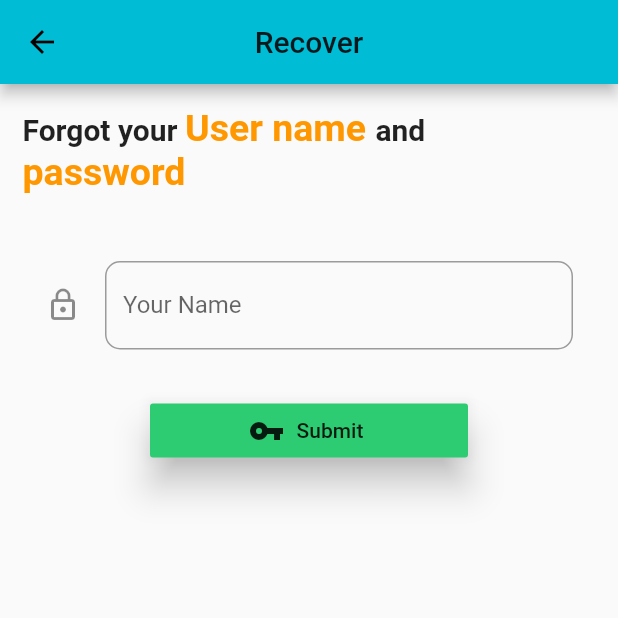
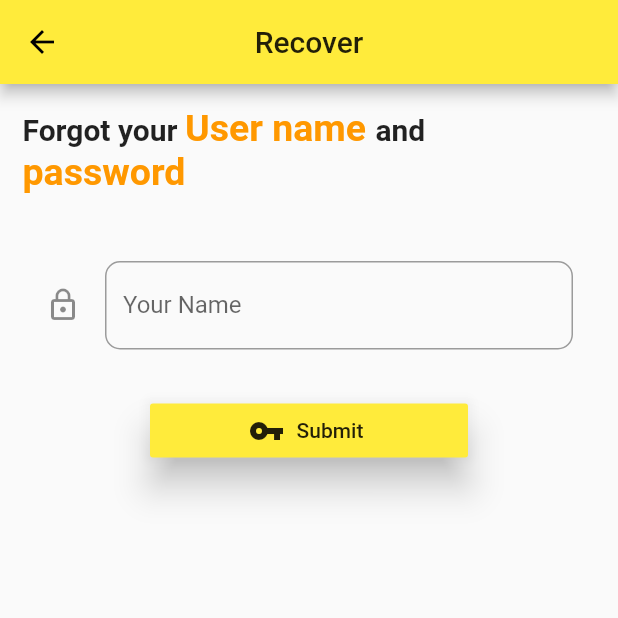
Before and after one commit to shahbajjamil/Login-App, a Flutter app: the screen it shows after launch, after a tap on "Forgotten", on a phone screen of 412 x 824 dp, the top half of it. Run offline on Flutter 3.47's test engine with Material 2 defaults, Android fonts, the phone set to English and light mode, and no system bars; our stand-ins replace local_auth; network calls fail.

Commit message:
background Image

```diff
--- a/lib/loging_page.dart
+++ b/lib/loging_page.dart
@@ -21,8 +21,18 @@ class _LogingPageState extends State<LogingPage> {
   Widget build(BuildContext context) {
     return Scaffold(
       // backgroundColor: Colors.amberAccent,
+      resizeToAvoidBottomInset: false,
 
-      body: Center(
+      body: Container(
+        width: MediaQuery.of(context).size.width,
+        height: MediaQuery.of(context).size.height,
+        decoration: BoxDecoration(
+          image: DecorationImage(
+            fit: BoxFit.cover,
+            image: ExactAssetImage('assets/bg/backg.jpg'),
+          ),
+        ),
+        child: Center(
           child: Form(
             key: _formKey,
             child: ListView(
@@ -43,7 +53,7 @@ class _LogingPageState extends State<LogingPage> {
                       ),
                       Text(
                         'LOGIN',
-                      style: TextStyle(fontSize: 40),
+                        style: TextStyle(fontSize: 40, color: Colors.white),
                       ),
                     ],
                   ),
@@ -62,9 +72,6 @@ class _LogingPageState extends State<LogingPage> {
                   child: Container(
                     child: TextFormField(
                       decoration: InputDecoration(
-                      // fillColor: Colors.red,
-
-                      // hintText: "User Id",
                         labelText: "User Name",
                         icon: Icon(Icons.supervised_user_circle),
                         border: OutlineInputBorder(
@@ -112,7 +119,7 @@ class _LogingPageState extends State<LogingPage> {
                       FlatButton(
                         child: Text(
                           'Forgotten',
-                        style: TextStyle(fontSize: 20),
+                          style: TextStyle(fontSize: 20, color: Colors.white),
                         ),
                         onPressed: () {
                           Navigator.of(context).pushNamed('/RecoverPage');
@@ -121,6 +128,7 @@ class _LogingPageState extends State<LogingPage> {
                       Icon(
                         Icons.live_help,
                         size: 28,
+                        color: Colors.white,
                       ),
                     ],
                   ),
@@ -147,12 +155,14 @@ class _LogingPageState extends State<LogingPage> {
                 FingerPrintAuth(),
                 Text(
                   'Tap for Fingerprint Verification',
+                  style: TextStyle(color: Colors.white),
                   textAlign: TextAlign.center,
                 ),
               ],
             ),
           ),
         ),
+      ),
     );
   }
 }
--- a/lib/main.dart
+++ b/lib/main.dart
@@ -17,8 +17,8 @@ class MyApp extends StatelessWidget {
       debugShowCheckedModeBanner: false,
       title: 'Flutter Demo',
       theme: ThemeData(
-        primarySwatch: Colors.cyan,
-        accentColor: Color(0xff2ecc72),
+        primarySwatch: Colors.yellow,
+        accentColor: Colors.white,
       ),
       home: LogingPage(),
       routes: <String, WidgetBuilder>{
--- a/lib/recover_page.dart
+++ b/lib/recover_page.dart
@@ -92,7 +92,7 @@ class _RecoverPageState extends State<RecoverPage> {
               Padding(
                 padding: const EdgeInsets.symmetric(horizontal: 100),
                 child: RaisedButton.icon(
-                  color: Theme.of(context).accentColor,
+                  color: Colors.yellow,
                   elevation: 10.0,
                   onPressed: () {
                     if (_formKey.currentState.validate()) {
--- a/pubspec.yaml
+++ b/pubspec.yaml
@@ -45,7 +45,8 @@ flutter:
   # assets:
   #  - images/a_dot_burr.jpeg
   #  - images/a_dot_ham.jpeg
-
+  assets:
+   - assets/bg/backg.jpg
   # An image asset can refer to one or more resolution-specific "variants", see
   # https://flutter.dev/assets-and-images/#resolution-aware.
 
```
Also changed, not shown: assets/bg/backg.jpg (added). Lines whose indentation alone changed are shown as unchanged.
